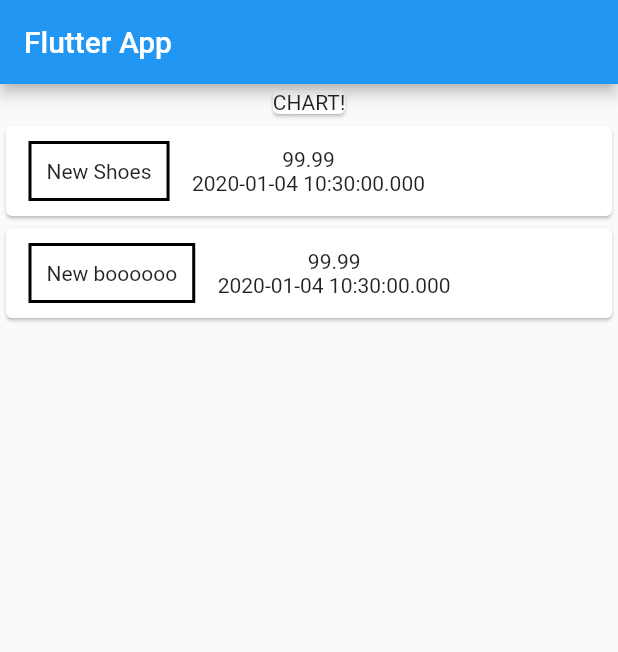
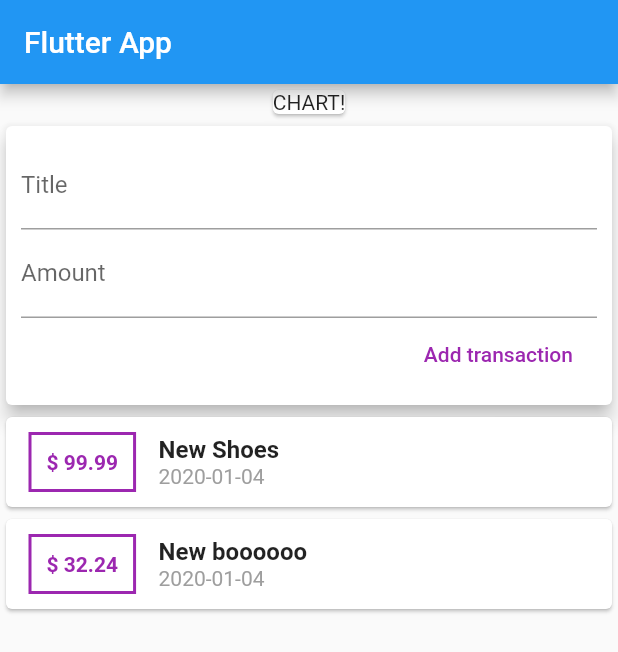
Before and after one commit to kaleido01/flutter_styling_app, a Flutter app: the screen it shows after launch, on a phone screen of 412 x 824 dp. Shown: the top 652 px of the screen. Run offline on Flutter 3.47's test engine with Material 2 defaults, Android fonts, the phone set to English and light mode, and no system bars.

Commit message:
transaction styled

```diff
--- a/lib/main.dart
+++ b/lib/main.dart
@@ -1,5 +1,6 @@
 import 'package:flutter/material.dart';
 import './transaction.dart';
+import "package:intl/intl.dart";
 
 void main() => runApp(Myapp());
 
@@ -24,7 +25,7 @@ class MyHomePage extends StatelessWidget {
     Transaction(
       id: "t2",
       title: "New boooooo",
-      amount: 99.99,
+      amount: 32.24,
       date: DateTime.now(),
     ),
   ];
@@ -37,24 +38,58 @@ class MyHomePage extends StatelessWidget {
           Card(
             child: Text("CHART!"),
           ),
+          Card(
+            elevation: 5,
+            child: Container(
+                padding: EdgeInsets.all(10),
+                child: Column(
+                  crossAxisAlignment: CrossAxisAlignment.end,
+                  children: <Widget>[
+                    TextField(
+                      decoration: InputDecoration(labelText: "Title"),
+                    ),
+                    TextField(
+                      decoration: InputDecoration(labelText: "Amount"),
+                    ),
+                    FlatButton(
+                      child: Text("Add transaction"),
+                      onPressed: () {},
+                      textColor: Colors.purple,
+                    )
+                  ],
+                )),
+          ),
           Column(
             children: transactions
                 .map((transaction) => Card(
                         child: Row(
                       children: <Widget>[
                         Container(
-                          child: Text(transaction.title),
+                          child: Text(
+                            "\$ ${transaction.amount.toString()}",
+                            style: TextStyle(
+                                color: Colors.purple,
+                                fontWeight: FontWeight.bold),
+                          ),
                           padding: EdgeInsets.all(10),
                           margin: EdgeInsets.symmetric(
                               horizontal: 15, vertical: 10),
                           decoration: BoxDecoration(
                               border:
-                                  Border.all(color: Colors.black, width: 2)),
+                                  Border.all(color: Colors.purple, width: 2)),
                         ),
                         Column(
+                          crossAxisAlignment: CrossAxisAlignment.start,
                           children: <Widget>[
-                            Text(transaction.amount.toString()),
-                            Text(transaction.date.toString())
+                            Text(
+                              transaction.title,
+                              style: TextStyle(
+                                  fontSize: 16, fontWeight: FontWeight.bold),
+                            ),
+                            Text(
+                              DateFormat("yyyy-MM-dd").format(transaction.date),
+                              style: TextStyle(color: Colors.grey),
+                            )
                           ],
                         )
                       ],
```
Also changed, not shown: pubspec.yaml (+1 -6 lines), pubspec.lock.
